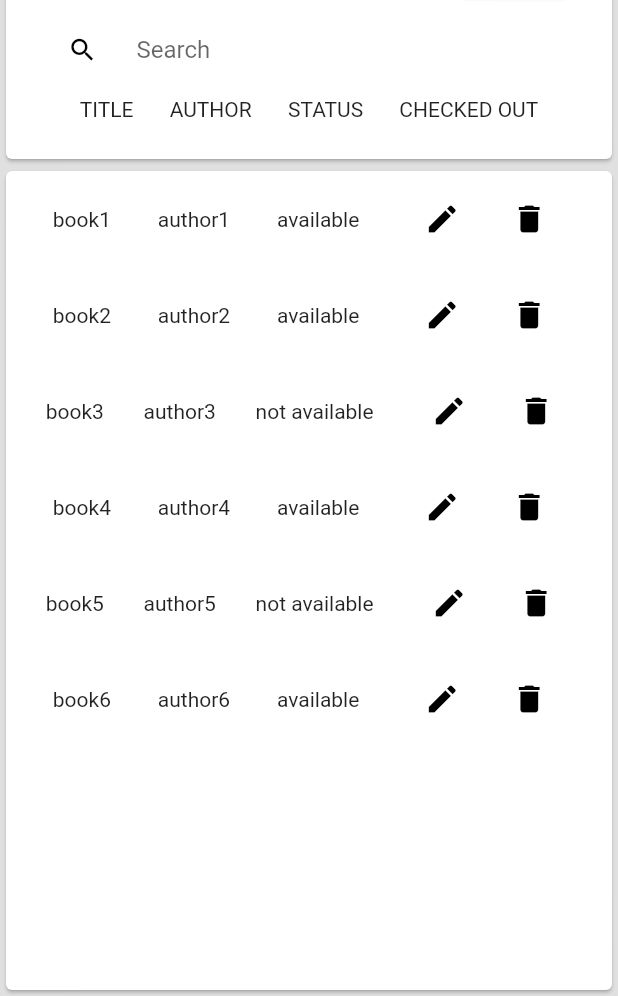
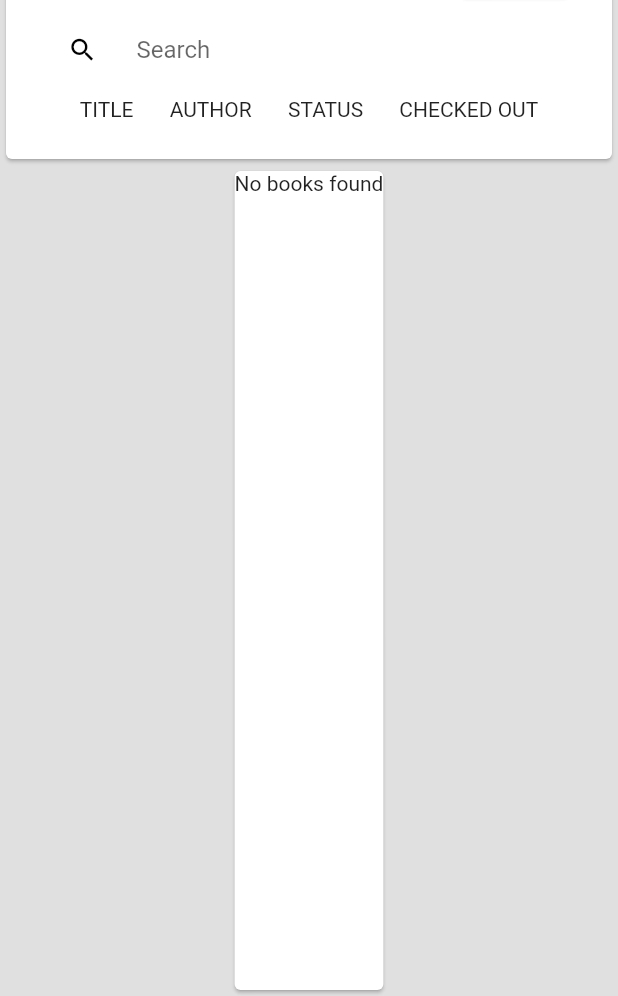
Before and after one commit to Game-devAnand/flutter-crud, a Flutter app: the screen it shows after launch, on a phone screen of 412 x 824 dp, the part 240-1236 px from its top. Run offline on Flutter 3.47's test engine with Material 2 defaults, Android fonts, the phone set to English and light mode, and no system bars; our stand-ins replace cloud_firestore, firebase_core, firebase_storage; accounts and stored records are empty; generated files the repository leaves out were written again.

Commit message:
addbook and getbook

```diff
--- a/lib/dataTest.dart
+++ b/lib/dataTest.dart
@@ -1,16 +1,31 @@
-class DataTestModel {
+import 'package:cloud_firestore/cloud_firestore.dart';
+import 'package:firebase_storage/firebase_storage.dart';
+import 'package:firebase_core/firebase_core.dart';
+
+class DataModel {
   String title = "";
   String author = "";
   String status = "";
   String check_out = "dd/mm/yy";
 
-  DataTestModel(this.title,this.author,this.status);
+  DataModel({required this.title,required this.author,required this.status ,required this.check_out});
 
-  DataTestModel.fromJson(Map<String , dynamic> json)
+  DataModel.fromJson(Map<String , dynamic> json)
     :title = json['title'],
     author = json['author'],
     check_out = json['check_out'],
     status = json['status'];
+
+  factory DataModel.fromSnapshot(DocumentSnapshot snapshot) {
+    Map<String, dynamic> data = snapshot.data() as Map<String, dynamic>;
+    return DataModel(
+        title : data['title'],
+        author : data['author'],
+        check_out : data['check_out'],
+        status : data['status']
+    );
+  }
+
 
   Map<String,dynamic> toJson()=>{
     'title' : title,
@@ -21,11 +36,43 @@ class DataTestModel {
 
 }
 
-List<DataTestModel> testData = [
-  DataTestModel("book1", "author1", "available"),
-  DataTestModel("book2", "author2", "available"),
-  DataTestModel("book3", "author3", "not available"),
-  DataTestModel("book4", "author4", "available"),
-  DataTestModel("book5", "author5", "not available"),
-  DataTestModel("book6", "author6", "available"),
+List<DataModel> testData = [
+  // DataModel("book1", "author1", "available"),
+  // DataModel("book2", "author2", "available"),
+  // DataModel("book3", "author3", "not available"),
+  // DataModel("book4", "author4", "available"),
+  // DataModel("book5", "author5", "not available"),
+  // DataModel("book6", "author6", "available"),
 ];
+
+
+final CollectionReference booksCollection =
+FirebaseFirestore.instance.collection('Books');
+
+Future<void> addBookFireBase(DataModel book) async {
+  final CollectionReference booksCollection =
+  FirebaseFirestore.instance.collection('Books');
+  await booksCollection.add(book.toJson());
+}
+
+Stream<QuerySnapshot> getBookFireBase() {
+  final CollectionReference booksCollection =
+  FirebaseFirestore.instance.collection('Books');
+  return booksCollection.snapshots();
+}
+
+Stream<List<DataModel>> fetchBooks(String searchTerm) {
+  return FirebaseFirestore.instance
+      .collection('Books')
+      .where('title', isGreaterThanOrEqualTo: searchTerm)
+      .snapshots()
+      .map((QuerySnapshot querySnapshot) {
+    List<DataModel> bookList = [];
+
+    querySnapshot.docs.forEach((doc) {
+      DataModel book = DataModel.fromSnapshot(doc);
+      bookList.add(book);
+    });
+    return bookList;
+  });
+}
--- a/lib/main.dart
+++ b/lib/main.dart
@@ -5,6 +5,7 @@ import 'firebase_options.dart';
 import 'add_and_edit_page.dart';
 
 Future<void> main() async {
+  WidgetsFlutterBinding.ensureInitialized();
   await Firebase.initializeApp(
     options: DefaultFirebaseOptions.currentPlatform,
   );
@@ -171,7 +172,10 @@ class _AppBodyHomeState extends State<AppBodyHome> {
             ),
           ),
           SizedBox(
-            height: MediaQuery.of(context).size.height - 270,
+            height: MediaQuery
+                .of(context)
+                .size
+                .height - 270,
             child: const HomePageList(),
           )
         ],
@@ -186,23 +190,38 @@ class HomePageList extends StatefulWidget {
   @override
   State<HomePageList> createState() => _HomePageListState();
 }
-
+//TODO:LIST VIEW
 class _HomePageListState extends State<HomePageList> {
   @override
   Widget build(BuildContext context) {
-    List demo = testData;
+    TextEditingController searchController = TextEditingController();
     return Card(
-      child: ListView.builder(
-          itemCount: demo.length,
+      child: StreamBuilder<List<DataModel>>(
+        stream: fetchBooks(searchController.text),
+        builder: (BuildContext context, AsyncSnapshot<List<DataModel>> snapshot) {
+          if (snapshot.connectionState == ConnectionState.waiting) {
+            return const CircularProgressIndicator();
+          }
+          if (snapshot.hasError) {
+            return Text('Error: ${snapshot.error}');
+          }
+          if (!snapshot.hasData || snapshot.data!.isEmpty) {
+            return const Text('No books found');
+          }
+
+          List<DataModel> bookList = snapshot.data!;
+
+          return ListView.builder(
+            itemCount: bookList.length,
             itemBuilder: (context, index) {
               return Padding(
                 padding: const EdgeInsets.symmetric(vertical: 8.0),
                 child: Row(
                   mainAxisAlignment: MainAxisAlignment.spaceEvenly,
                   children: [
-                  Text("${demo[index].title}"),
-                  Text("${demo[index].author}"),
-                  Text("${demo[index].status}"),
+                    Text(" ${bookList[index].title}"),
+                    Text(" ${bookList[index].author}"),
+                    Text(" ${bookList[index].status}"),
                     Row(
                       mainAxisAlignment: MainAxisAlignment.start,
                       children: [
@@ -221,7 +240,9 @@ class _HomePageListState extends State<HomePageList> {
                         const SizedBox.square(dimension: 10),
                         IconButton(
                           splashRadius: 15,
-                        onPressed: () {},
+                          onPressed: () {
+                            //print("id is :${bookList[index]}");
+                          },
                           icon: const Icon(Icons.delete, color: Colors.black),
                         ),
                       ],
@@ -229,7 +250,9 @@ class _HomePageListState extends State<HomePageList> {
                   ],
                 ),
               );
-          }),
+            },);
+        },
+      ),
     );
   }
 }
--- a/pubspec.yaml
+++ b/pubspec.yaml
@@ -37,6 +37,8 @@ dependencies:
   cupertino_icons: ^1.0.2
   firebase_core: ^2.15.0
   get: ^4.6.5
+  cloud_firestore: ^4.8.4
+  firebase_storage: ^11.2.5
 
 dev_dependencies:
   flutter_test:
```
Also changed, not shown: lib/add_and_edit_page.dart (+7 -14 lines), pubspec.lock. Lines whose indentation alone changed are shown as unchanged.
